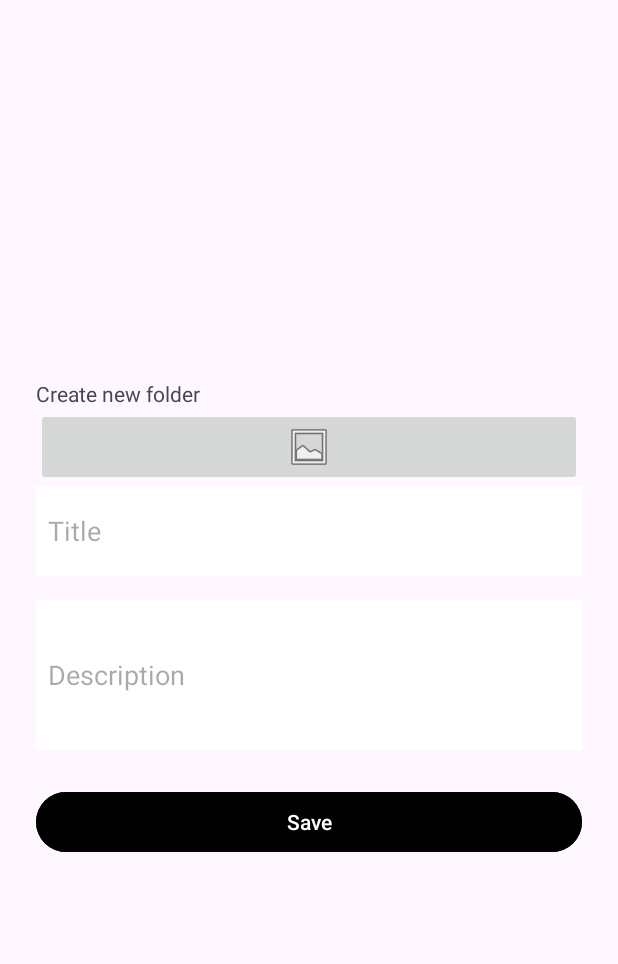
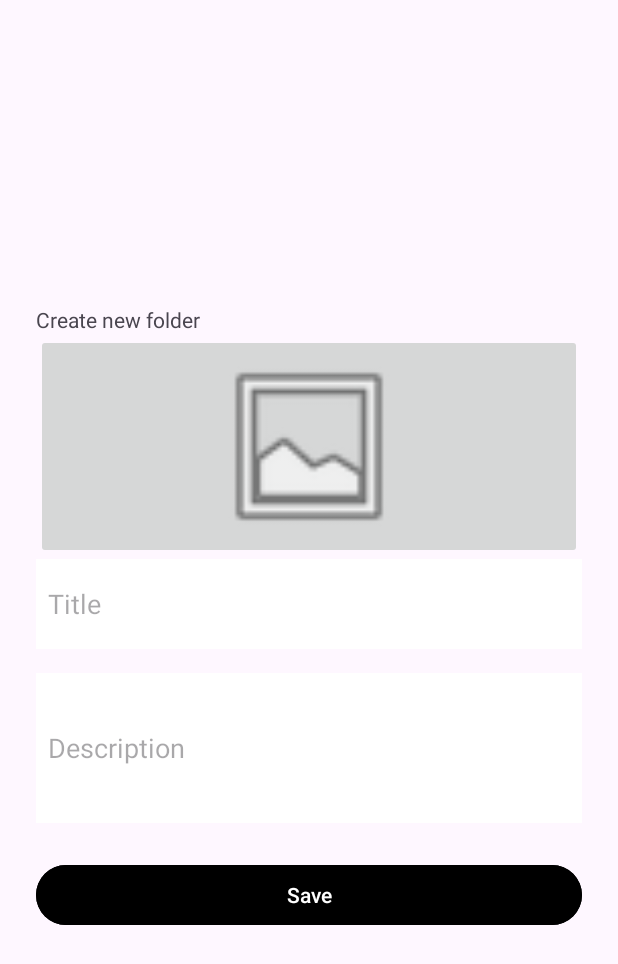
Before and after one commit to GinaHanaMi/social-media-content-saver, an Android app: the layout add_folder_dialog.xml on its own in the app's theme, with its tools: preview values and no code run, on a phone screen of 412 x 824 dp. Shown: the top 964 px of the screen. Run offline under Robolectric (Android 15) with nearby library versions, the phone set to English and light mode, and no system bars.

Commit message:
minor changes

```diff
--- a/app/src/main/java/com/example/socialmediacontentsaver/receiveData/FolderRecyclerViewAdapter.java
+++ b/app/src/main/java/com/example/socialmediacontentsaver/receiveData/FolderRecyclerViewAdapter.java
@@ -5,6 +5,7 @@ import android.net.Uri;
 import android.view.LayoutInflater;
 import android.view.View;
 import android.view.ViewGroup;
+import android.widget.CheckBox;
 import android.widget.ImageView;
 import android.widget.TextView;
 
@@ -68,6 +69,7 @@ public class FolderRecyclerViewAdapter extends RecyclerView.Adapter<FolderRecycl
 
         ImageView thumbnailRecycleViewTextViewVar;
         TextView titleRecyclerTextViewVar, descriptionRecyclerTextViewVar, createAtRecyclerTextViewVar;
+        CheckBox selectFolderRecycleViewVar;
 
 
         public MyViewHolder(@NonNull View itemView) {
@@ -77,6 +79,7 @@ public class FolderRecyclerViewAdapter extends RecyclerView.Adapter<FolderRecycl
             titleRecyclerTextViewVar = itemView.findViewById(R.id.titleRecyclerTextView);
             descriptionRecyclerTextViewVar = itemView.findViewById(R.id.descriptionRecyclerTextView);
             createAtRecyclerTextViewVar = itemView.findViewById(R.id.createAtRecyclerTextView);
+            selectFolderRecycleViewVar = itemView.findViewById(R.id.selectFolderRecycleView);
 
         }
     }
--- a/app/src/main/java/com/example/socialmediacontentsaver/receiveData/ReceiveDataActivity.java
+++ b/app/src/main/java/com/example/socialmediacontentsaver/receiveData/ReceiveDataActivity.java
@@ -192,7 +192,7 @@ public class ReceiveDataActivity extends AppCompatActivity {
                     folderTitleEditText.setError("Title cannot be empty!");
                     return;
                 }
-
+                PopulateLayoutWithFolders();
                 dialog.dismiss();
             });
 
@@ -210,6 +210,10 @@ public class ReceiveDataActivity extends AppCompatActivity {
 
         RecyclerView recyclerView = findViewById(R.id.foldersRecyclerViewReceiveData);
 
+        // w momencie gdy dodaję folder nowy, a istnieją poprzednie, to przez logike
+        // sa one dodawane ponownie, gdzie nie ma potrzeby
+        // więc pierw do, by sprawdzic czy juz przypadkiem nie istniej
+
         while (res.moveToNext()) {
             folderModels.add(new FolderModel(res.getString(0), res.getString(1), res.getString(2), res.getString(3), res.getString(4)));
         }
--- a/app/src/main/res/layout/add_folder_dialog.xml
+++ b/app/src/main/res/layout/add_folder_dialog.xml
@@ -23,7 +23,8 @@
         <ImageButton
             android:id="@+id/imageButton"
             android:layout_width="match_parent"
-            android:layout_height="wrap_content"
+            android:layout_height="150dp"
+            android:scaleType="fitCenter"
             app:srcCompat="@android:drawable/ic_menu_gallery" />
 
         <EditText
```
Also changed, not shown: app/src/main/res/layout/folder_recycler_view_row.xml (+12 -0 lines).
